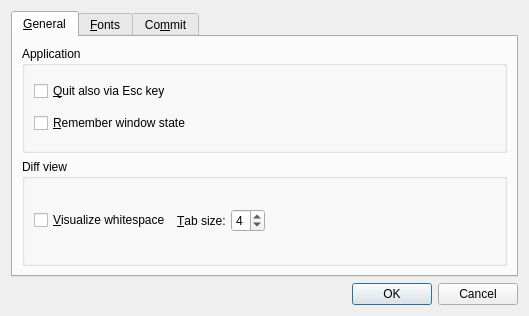
The window that ui/preferences.ui (timxx/qgitc) describes before a commit, drawn with Qt 5.
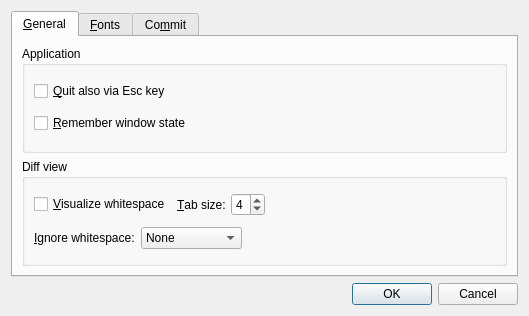
The same window after the commit. Custom widgets are drawn as their Qt base class.

Commit message: Add option to control whether ignore whitespace changes or not

Patch:
```diff
--- a/ui/preferences.ui
+++ b/ui/preferences.ui
@@ -52,9 +52,16 @@
          <property name="title">
           <string>Diff view</string>
          </property>
-         <layout class="QGridLayout" name="gridLayout_5">
-          <item row="0" column="1">
+         <layout class="QVBoxLayout" name="verticalLayout_6">
+          <item>
            <layout class="QHBoxLayout" name="horizontalLayout">
+            <item>
+             <widget class="QCheckBox" name="cbShowWhitespace">
+              <property name="text">
+               <string>&amp;Visualize whitespace</string>
+              </property>
+             </widget>
+            </item>
             <item>
              <widget class="QLabel" name="label_10">
               <property name="text">
@@ -78,16 +85,7 @@
               </property>
              </widget>
             </item>
-           </layout>
-          </item>
-          <item row="0" column="0">
-           <widget class="QCheckBox" name="cbShowWhitespace">
-            <property name="text">
-             <string>&amp;Visualize whitespace</string>
-            </property>
-           </widget>
-          </item>
-          <item row="0" column="2">
+            <item>
            <spacer name="horizontalSpacer">
             <property name="orientation">
              <enum>Qt::Horizontal</enum>
@@ -99,6 +97,54 @@
              </size>
             </property>
            </spacer>
+            </item>
+           </layout>
+          </item>
+          <item>
+           <layout class="QHBoxLayout" name="horizontalLayout_3">
+            <item>
+             <widget class="QLabel" name="label_11">
+              <property name="text">
+               <string>&amp;Ignore whitespace:</string>
+              </property>
+              <property name="buddy">
+               <cstring>cbIgnoreWhitespace</cstring>
+              </property>
+             </widget>
+            </item>
+            <item>
+             <widget class="QComboBox" name="cbIgnoreWhitespace">
+              <item>
+               <property name="text">
+                <string>None</string>
+               </property>
+              </item>
+              <item>
+               <property name="text">
+                <string>At end of line</string>
+               </property>
+              </item>
+              <item>
+               <property name="text">
+                <string>All</string>
+               </property>
+              </item>
+             </widget>
+            </item>
+            <item>
+             <spacer name="horizontalSpacer_2">
+              <property name="orientation">
+               <enum>Qt::Horizontal</enum>
+              </property>
+              <property name="sizeHint" stdset="0">
+               <size>
+                <width>40</width>
+                <height>20</height>
+               </size>
+              </property>
+             </spacer>
+            </item>
+           </layout>
           </item>
          </layout>
         </widget>
```
Lines whose indentation alone changed are shown as unchanged. The commit also changes 6 other files.
